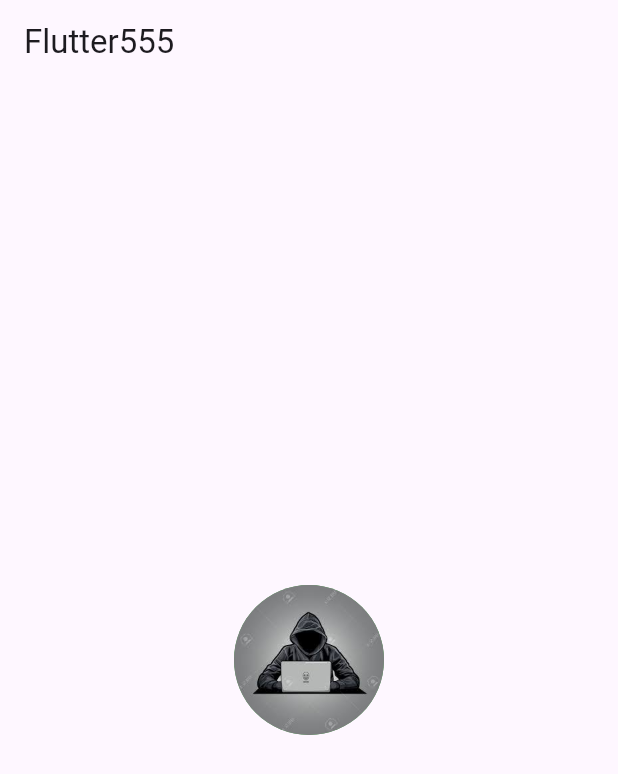
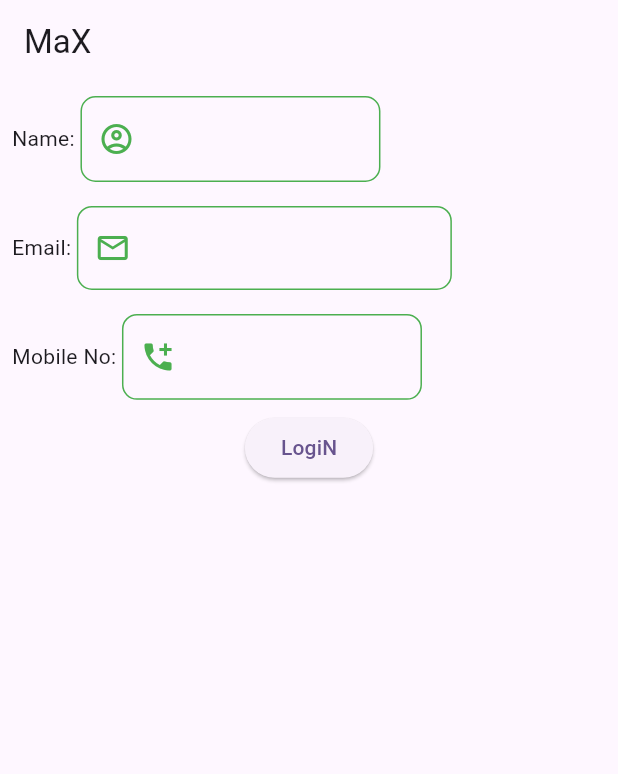
Before and after one commit to CodeWithPravinn/Flutter_learning, a Flutter app: the screen it shows after launch, on a phone screen of 412 x 824 dp. Shown: the top 774 px of the screen. Run offline on Flutter 3.47's test engine with Material 3 defaults, Android fonts, the phone set to English and light mode, and no system bars; our stand-ins replace font_awesome_flutter.

Commit message:
updated data

```diff
--- /dev/null
+++ b/start_flutter/lib/Callback_Function.dart
@@ -0,0 +1,61 @@
+import 'package:flutter/material.dart';
+
+// void main() {
+//   runApp(const MyApp());
+// }
+
+class callbackf extends StatelessWidget {
+  const callbackf({super.key});
+
+  @override
+  Widget build(BuildContext context) {
+    return MaterialApp(
+      title: 'Flutter Demo',
+      debugShowCheckedModeBanner: false,
+      theme: ThemeData(
+
+      ),
+      home: const MyHomePage(title: 'Flutter Demo Home Page'),
+    );
+  }
+}
+
+class MyHomePage extends StatefulWidget {
+  const MyHomePage({super.key, required this.title});
+
+  final String title;
+
+  @override
+  State<MyHomePage> createState() => callbackfunction();
+}
+
+class callbackfunction extends State<MyHomePage> {
+  @override
+  Widget build(BuildContext context) {
+
+
+
+
+
+   callback(){
+     print("hello everyone!");
+   }
+
+
+    return Scaffold(
+      //     appBar: AppBar(
+      //     title: Text('Flutter555'),
+      // ),
+        body:Center(
+          child: Container(
+            color: Colors.black,
+            child: ElevatedButton(
+              child: Text("Touch me!!", style: TextStyle(fontSize: 25,fontWeight: FontWeight.w500,color: Colors.blue),),
+              onPressed: callback,
+            ),
+          ),
+        )
+
+    );
+  }
+}
--- /dev/null
+++ b/start_flutter/lib/DatePicker.dart
@@ -0,0 +1,72 @@
+import 'package:flutter/material.dart';
+
+// void main() {
+//   runApp(const MyApp());
+// }
+
+class datepicker extends StatelessWidget {
+  const datepicker({super.key});
+
+  @override
+  Widget build(BuildContext context) {
+    return MaterialApp(
+      title: 'Flutter Demo',
+      debugShowCheckedModeBanner: false,
+      theme: ThemeData(
+
+      ),
+      home: const MyHomePage(title: 'Flutter Demo Home Page'),
+    );
+  }
+}
+
+class MyHomePage extends StatefulWidget {
+  const MyHomePage({super.key, required this.title});
+
+  final String title;
+
+  @override
+  State<MyHomePage> createState() => Datepicker();
+}
+
+class Datepicker extends State<MyHomePage> {
+  @override
+  Widget build(BuildContext context) {
+
+
+
+    var emailText= TextEditingController();
+    var pass= TextEditingController();
+
+
+
+
+
+
+
+    return Scaffold(
+      //     appBar: AppBar(
+      //     title: Text('Flutter555'),
+      // ),
+        body:Center(
+          child: Column(
+            mainAxisAlignment: MainAxisAlignment.center,
+            children: [
+              Text('pick a date!',style:TextStyle(fontSize: 28),),
+              ElevatedButton(onPressed:(){
+                var datepicked= showDatePicker(
+                    context: context,
+                    initialDate: DateTime.now(),
+                    firstDate: DateTime(2020),
+                    lastDate: DateTime(2025)
+                );
+
+              }, child: Text('click here!'))
+            ],
+          ),
+        )
+
+
+    );
+  }
+}
--- a/start_flutter/lib/ListTile.dart
+++ b/start_flutter/lib/ListTile.dart
@@ -47,8 +47,11 @@ class _MyHomePageState extends State<MyHomePage> {
     //     appBar: AppBar(
     //     title: Text('Flutter555'),
     // ),
-    body: ListView.separated(itemBuilder: (context, index) {
+    body: Card(
+      elevation: 10,
+      child: ListView.separated(itemBuilder: (context, index) {
         return ListTile(
+          hoverColor: Colors.deepOrange,
           leading: Text('${index+1}'),
           title: Text(names[index]),
           subtitle: Text('9313329237'),
@@ -59,6 +62,7 @@ class _MyHomePageState extends State<MyHomePage> {
       separatorBuilder: (context, index) {
       return Divider(height: 50,thickness: 3,);
       },
+      ),
     )
 
 
--- /dev/null
+++ b/start_flutter/lib/TextField.dart
@@ -0,0 +1,162 @@
+import 'package:flutter/material.dart';
+
+// void main() {
+//   runApp(const MyApp());
+// }
+
+class TextFieldd extends StatelessWidget {
+  const TextFieldd({super.key});
+
+  @override
+  Widget build(BuildContext context) {
+    return MaterialApp(
+      title: 'Flutter Demo',
+      debugShowCheckedModeBanner: false,
+      theme: ThemeData(
+        colorScheme: ColorScheme.fromSeed(seedColor: Colors.deepPurple),
+      ),
+      home: const MyHomePage(title: 'Flutter Demo Home Page'),
+    );
+  }
+}
+
+class MyHomePage extends StatefulWidget {
+  const MyHomePage({super.key, required this.title});
+
+  final String title;
+
+  @override
+  State<MyHomePage> createState() => textfield();
+}
+
+class textfield extends State<MyHomePage> {
+  @override
+  Widget build(BuildContext context) {
+
+
+
+var emailText= TextEditingController();
+var pass= TextEditingController();
+
+
+
+
+
+
+
+    return Scaffold(
+      //     appBar: AppBar(
+      //     title: Text('Flutter555'),
+      // ),
+        body:Center(child: Container(
+            width: 600,
+            child: Center(
+              child: Column(
+                children: [
+                  Padding(
+                    padding: const EdgeInsets.all(8.0),
+                    child: Row(
+                      children: [
+                        Text('Name: '),
+                        Container(
+                          width: 200,
+                          child: TextField(
+                            decoration: InputDecoration(
+                              focusedBorder: OutlineInputBorder(
+                                borderRadius: BorderRadius.circular(10),
+                                borderSide: BorderSide(color: Colors.deepOrange, width: 3)
+                              ),
+                              enabledBorder: OutlineInputBorder(
+                                  borderRadius: BorderRadius.circular(10),
+                                  borderSide: BorderSide(color: Colors.green, width: 1)
+                              ),
+                              prefixIcon: Icon(
+                                Icons.account_circle_outlined
+                              ),
+                              prefixIconColor: Colors.green,
+                              suffixText: "",
+
+
+                            ),
+
+                          ),
+                        ),
+                      ],
+                    ),
+                  ),
+                  Padding(
+                    padding: const EdgeInsets.all(8.0),
+                    child: Row(
+                      children: [
+                        Text('Email: '),
+                        Container(
+                          width: 250,
+                          child: TextField(
+                            controller: emailText,
+                            decoration: InputDecoration(
+                                focusedBorder: OutlineInputBorder(
+                                    borderRadius: BorderRadius.circular(10),
+                                    borderSide: BorderSide(color: Colors.deepOrange, width: 3)
+                                ),
+                                enabledBorder: OutlineInputBorder(
+                                    borderRadius: BorderRadius.circular(10),
+                                    borderSide: BorderSide(color: Colors.green, width: 1)
+                                ),
+                              prefixIcon: Icon(
+                                  Icons.email_outlined
+                              ),
+                              prefixIconColor: Colors.green,
+                              suffixText: "@gmail.com",
+                            ),
+
+                          ),
+                        ),
+                      ],
+                    ),
+                  ),
+                  Padding(
+                    padding: const EdgeInsets.all(8.0),
+                    child: Row(
+                      children: [
+                        Text('Mobile No: '),
+                        Container(
+                          width: 200,
+                          child: TextField(
+                            controller: pass,
+                            obscureText: true,
+                            decoration: InputDecoration(
+                                focusedBorder: OutlineInputBorder(
+                                    borderRadius: BorderRadius.circular(10),
+                                    borderSide: BorderSide(color: Colors.deepOrange, width: 3)
+                                ),
+                                enabledBorder: OutlineInputBorder(
+                                    borderRadius: BorderRadius.circular(10),
+                                    borderSide: BorderSide(color: Colors.green, width: 1)
+                                ),
+                              prefixIcon: Icon(
+                                  Icons.add_call
+                              ),
+                              prefixIconColor: Colors.green,
+                              suffixText: "",
+                            ),
+
+                          ),
+                        ),
+                      ],
+                    ),
+                  ),
+                  ElevatedButton(onPressed: (){
+                    String uEmail = emailText.text.toString();
+                    String uPass = pass.text;
+
+                    print("Email :$uEmail, Mobile : $uPass");
+                  }, child: Text("LogiN"))
+                ],
+              ),
+            )))
+
+
+
+    );
+  }
+}
--- a/start_flutter/lib/main.dart
+++ b/start_flutter/lib/main.dart
@@ -1,7 +1,14 @@
 import 'package:flutter/material.dart';
+import 'package:start_flutter/Callback_Function.dart';
+import 'package:start_flutter/Card.dart';
+import 'package:start_flutter/DatePicker.dart';
+import 'package:start_flutter/Fontawosome_Icons.dart';
+import 'package:start_flutter/GridLayout.dart';
 import 'package:start_flutter/ListTile.dart';
-import 'package:start_flutter/ListView.dart';
-import 'package:start_flutter/circleAvatar.dart';
+import 'package:start_flutter/Stack.dart';
+import 'package:font_awesome_flutter/font_awesome_flutter.dart';
+import 'package:start_flutter/TextField.dart';
+
 
 
 void main() {
@@ -17,7 +24,7 @@ class MyApp extends StatelessWidget {
       title: 'Flutter Demo',
       debugShowCheckedModeBanner: false,
       theme: ThemeData(
-        colorScheme: ColorScheme.fromSeed(seedColor: Colors.deepPurple),
+
       ),
       home: const MyHomePage(title: 'Flutter Demo Home Page'),
     );
@@ -37,7 +44,6 @@ class _MyHomePageStatee extends State<MyHomePage> {
   @override
   Widget build(BuildContext context) {
 
-    var names= ['PRAVIN','KUSH','SAKSHI','PALLAVI','JIYA','AROHI','MIHIR','ARJUN','JAYESH','KRUPA','SURAJ','LIZAN','xyz','kohli','sharma','ronaldo','modi','messi'];
 
 
 
@@ -49,9 +55,10 @@ class _MyHomePageStatee extends State<MyHomePage> {
 
     return Scaffold(
       appBar: AppBar(
-        title: Text('Flutter555'),
+        title: Text('MaX'),
       ),
-      body: circleAvatar(),
+      body: TextFieldd(),
+
       //  body: Container(
       //
       //
--- a/start_flutter/pubspec.yaml
+++ b/start_flutter/pubspec.yaml
@@ -35,6 +35,7 @@ dependencies:
   # The following adds the Cupertino Icons font to your application.
   # Use with the CupertinoIcons class for iOS style icons.
   cupertino_icons: ^1.0.2
+  font_awesome_flutter: ^10.6.0
 
 dev_dependencies:
   flutter_test:
```
Also changed, not shown: start_flutter/lib/Card.dart (added, +95 -0 lines), start_flutter/lib/Fontawosome_Icons.dart (added, +35 -0 lines), start_flutter/lib/GridLayout.dart (added, +123 -0 lines), start_flutter/lib/Stack.dart (added, +71 -0 lines), start_flutter/pubspec.lock. Lines whose indentation alone changed are shown as unchanged.
